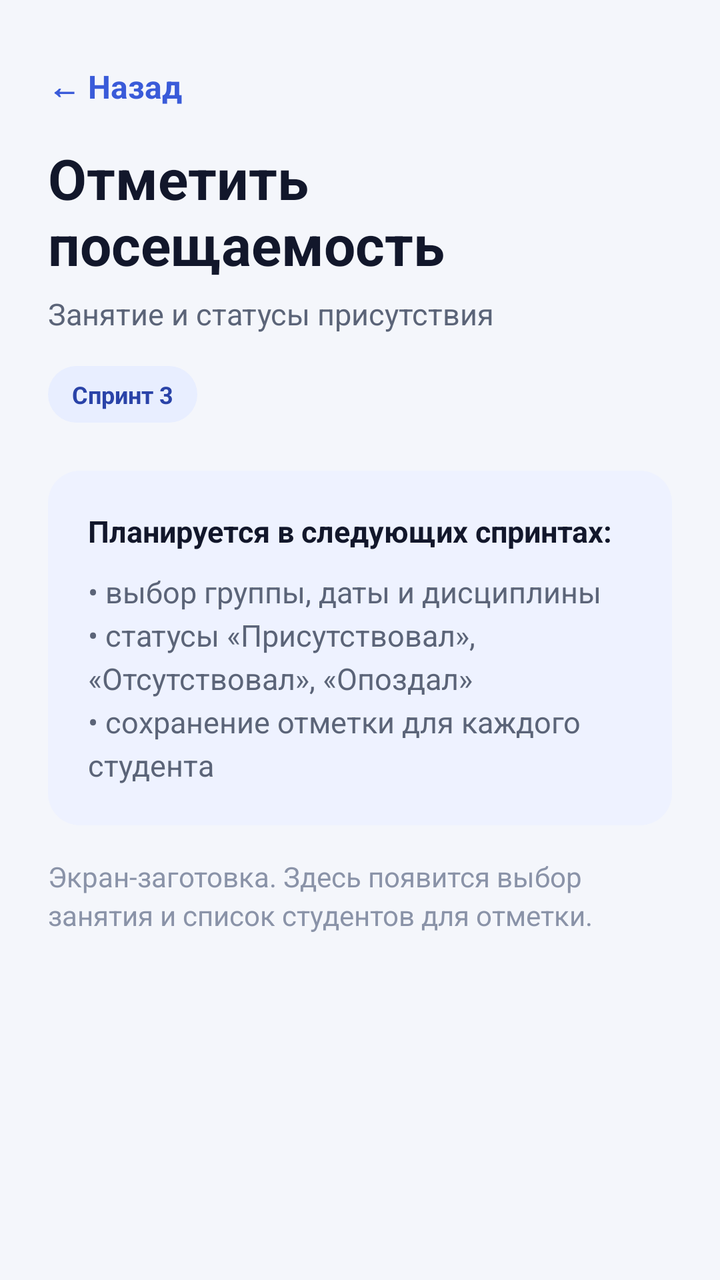
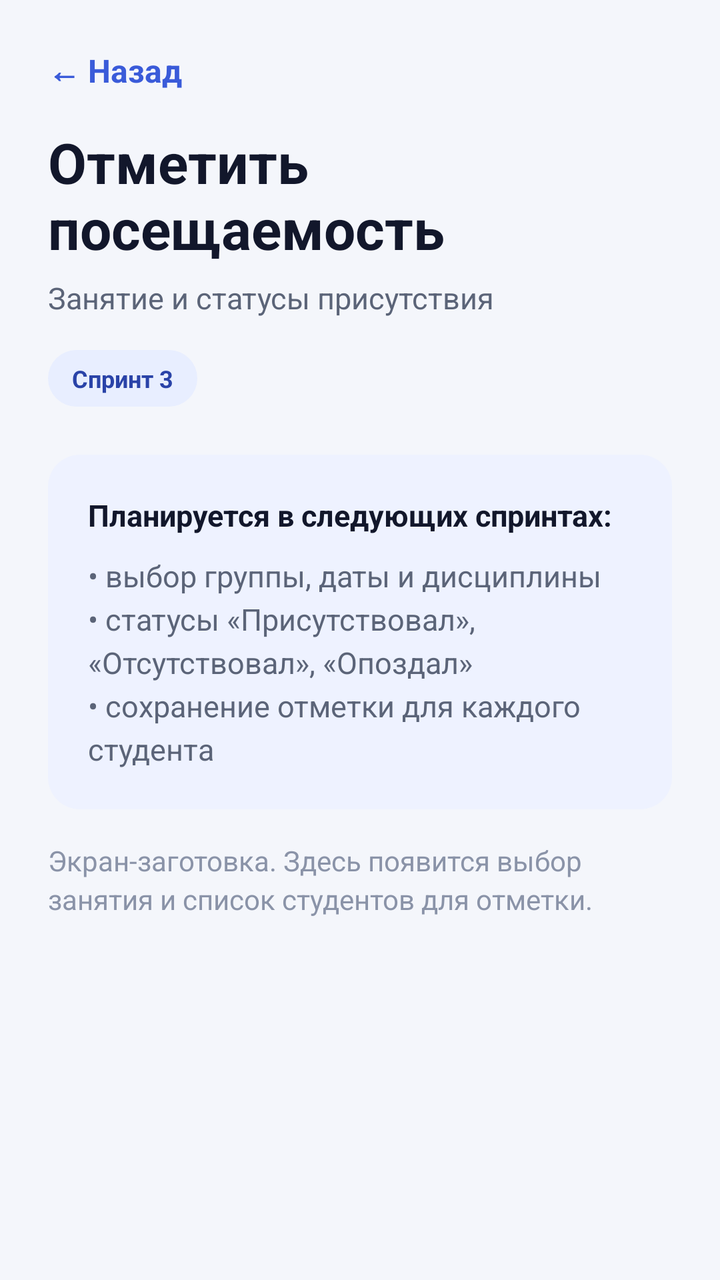

Screens rendered from an Android XML layout before and after an edit, with the pre-edit source and the edit as a unified diff.
<!-- AndroidManifest.xml: application theme Theme.AttendanceControl -->
<!-- res/layout/activity_attendance.xml -->
﻿<?xml version="1.0" encoding="utf-8"?>
<ScrollView xmlns:android="http://schemas.android.com/apk/res/android"
    android:layout_width="match_parent"
    android:layout_height="match_parent"
    android:background="@color/surface"
    android:fillViewport="true">

    <LinearLayout
        android:layout_width="match_parent"
        android:layout_height="wrap_content"
        android:orientation="vertical"
        android:paddingStart="24dp"
        android:paddingTop="24dp"
        android:paddingEnd="24dp"
        android:paddingBottom="32dp">

        <TextView
            android:id="@+id/btnBack"
            style="@style/BackButton"
            android:text="@string/back" />

        <TextView
            android:id="@+id/tvScreenTitle"
            style="@style/ScreenTitle"
            android:text="@string/attendance_title" />

        <TextView
            android:id="@+id/tvScreenSubtitle"
            style="@style/ScreenSubtitle"
            android:text="@string/attendance_subtitle" />

        <TextView
            android:id="@+id/tvSprintBadge"
            style="@style/SprintBadge"
            android:text="@string/attendance_sprint" />

        <LinearLayout
            style="@style/PlanBox">

            <TextView
                style="@style/PlanTitle"
                android:text="@string/attendance_plan_title" />

            <TextView
                style="@style/BodyText"
                android:text="@string/attendance_plan" />
        </LinearLayout>

        <TextView
            android:id="@+id/tvPlaceholder"
            style="@style/PlaceholderText"
            android:text="@string/attendance_placeholder" />

    </LinearLayout>
</ScrollView>
<!-- resources referenced by this layout -->
<resources>
  <color name="surface">#F4F6FB</color>
  <string name="attendance_placeholder">Экран-заготовка. Здесь появится выбор занятия и список студентов для отметки.</string>
  <string name="attendance_plan">• выбор группы, даты и дисциплины\n• статусы «Присутствовал», «Отсутствовал», «Опоздал»\n• сохранение отметки для каждого студента</string>
  <string name="attendance_plan_title">Планируется в следующих спринтах:</string>
  <string name="attendance_sprint">Спринт 3</string>
  <string name="attendance_subtitle">Занятие и статусы присутствия</string>
  <string name="attendance_title">Отметить посещаемость</string>
  <string name="back">← Назад</string>
  <style name="BodyText">
          <item name="android:layout_width">match_parent</item>
          <item name="android:layout_height">wrap_content</item>
          <item name="android:layout_marginTop">10dp</item>
          <item name="android:textColor">@color/ink_secondary</item>
          <item name="android:textSize">15sp</item>
          <item name="android:lineSpacingExtra">4dp</item>
      </style>
  <style name="PlaceholderText">
          <item name="android:layout_width">match_parent</item>
          <item name="android:layout_height">wrap_content</item>
          <item name="android:layout_marginTop">16dp</item>
          <item name="android:textColor">@color/ink_muted</item>
          <item name="android:textSize">14sp</item>
          <item name="android:lineSpacingExtra">3dp</item>
      </style>
  <style name="PlanBox">
          <item name="android:layout_width">match_parent</item>
          <item name="android:layout_height">wrap_content</item>
          <item name="android:layout_marginTop">24dp</item>
          <item name="android:orientation">vertical</item>
          <item name="android:padding">20dp</item>
          <item name="android:background">@drawable/bg_plan</item>
      </style>
  <style name="PlanTitle">
          <item name="android:layout_width">match_parent</item>
          <item name="android:layout_height">wrap_content</item>
          <item name="android:textColor">@color/ink</item>
          <item name="android:textSize">15sp</item>
          <item name="android:textStyle">bold</item>
      </style>
  <style name="ScreenSubtitle">
          <item name="android:layout_width">match_parent</item>
          <item name="android:layout_height">wrap_content</item>
          <item name="android:layout_marginTop">6dp</item>
          <item name="android:textColor">@color/ink_secondary</item>
          <item name="android:textSize">15sp</item>
      </style>
  <style name="ScreenTitle">
          <item name="android:layout_width">match_parent</item>
          <item name="android:layout_height">wrap_content</item>
          <item name="android:textColor">@color/ink</item>
          <item name="android:textSize">28sp</item>
          <item name="android:textStyle">bold</item>
      </style>
  <color name="brand_primary">#3A5BD9</color>
  <color name="ink_secondary">#5B6478</color>
  <color name="ink_muted">#8A93A8</color>
  <!-- drawable bg_plan (drawable) -->
  <?xml version="1.0" encoding="utf-8"?>
  <shape xmlns:android="http://schemas.android.com/apk/res/android"
      android:shape="rectangle">
      <solid android:color="@color/plan_background" />
      <corners android:radius="16dp" />
  </shape>
  <color name="ink">#12172B</color>
  <!-- drawable bg_badge (drawable) -->
  <?xml version="1.0" encoding="utf-8"?>
  <shape xmlns:android="http://schemas.android.com/apk/res/android"
      android:shape="rectangle">
      <solid android:color="@color/badge_background" />
      <corners android:radius="100dp" />
  </shape>
  <color name="badge_text">#2A43A8</color>
  <color name="white">#FFFFFF</color>
  <color name="badge_background">#E8EEFF</color>
  <color name="surface_card">#FFFFFF</color>
  <color name="plan_background">#EEF2FF</color>
  <!-- unchanged entries left out for length: 3 -->
</resources>

<!-- the commit's change to res/layout/activity_attendance.xml (unified diff, before → after) -->
@@ -3,14 +3,15 @@
     android:layout_width="match_parent"
     android:layout_height="match_parent"
     android:background="@color/surface"
-    android:fillViewport="true">
+    android:fillViewport="true"
+    android:fitsSystemWindows="true">
 
     <LinearLayout
         android:layout_width="match_parent"
         android:layout_height="wrap_content"
         android:orientation="vertical"
         android:paddingStart="24dp"
-        android:paddingTop="24dp"
+        android:paddingTop="16dp"
         android:paddingEnd="24dp"
         android:paddingBottom="32dp">
 
